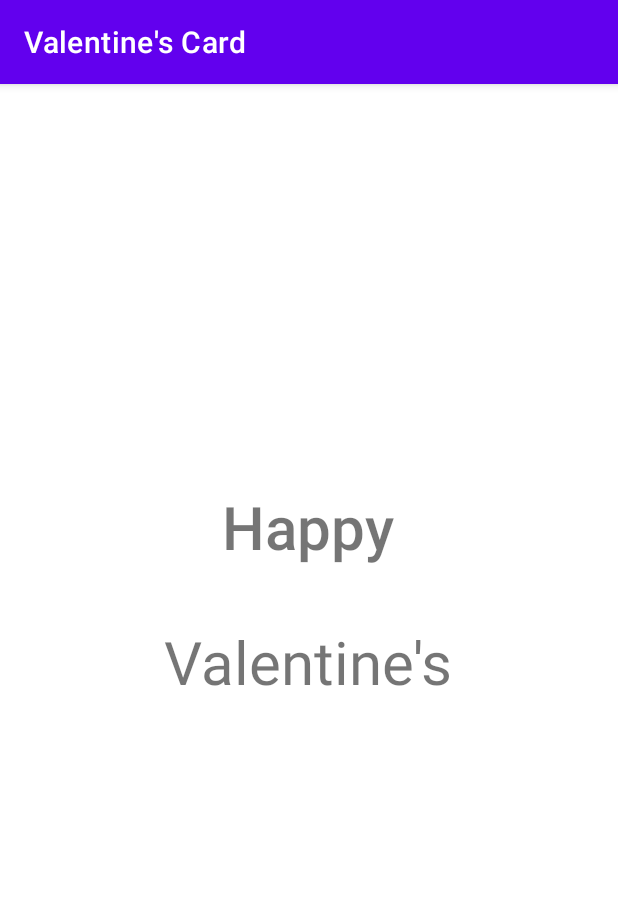
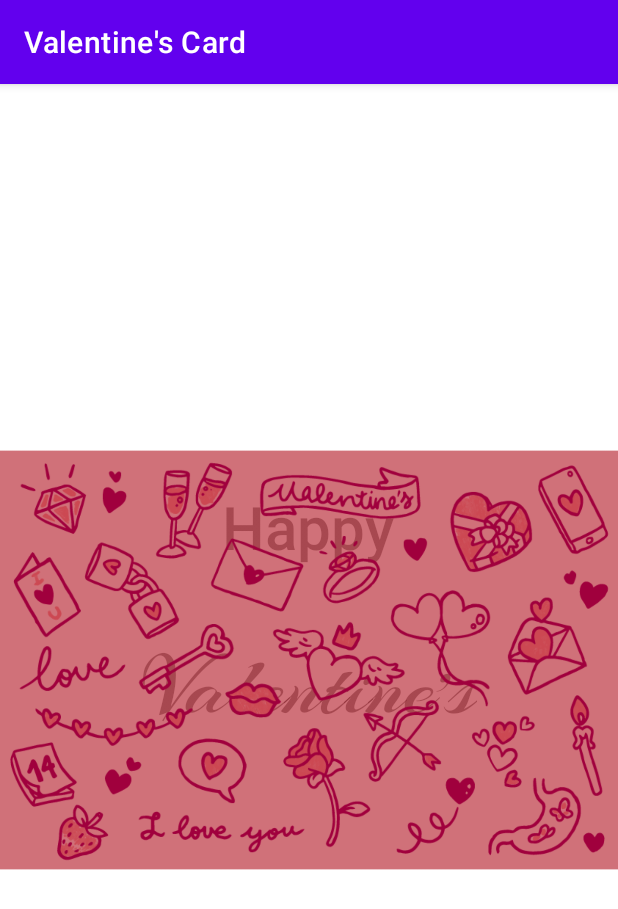
Before and after one commit to ikayz/valentines-card, an Android app: the screen it shows after launch (MainActivity), on a phone screen of 412 x 824 dp. Shown: the top 909 px of the screen. Run offline under Robolectric (Android 15) with nearby library versions, the phone set to English and light mode, and no system bars.

Commit message:
Add image view

```diff
--- a/app/src/main/res/layout/activity_main.xml
+++ b/app/src/main/res/layout/activity_main.xml
@@ -23,11 +23,20 @@
         android:id="@+id/textView2"
         android:layout_width="wrap_content"
         android:layout_height="wrap_content"
-        android:layout_marginBottom="356dp"
+        android:layout_marginBottom="328dp"
+        android:fontFamily="@font/arizonia"
         android:text="Valentine's"
-        android:textSize="40sp"
+        android:textSize="60sp"
         app:layout_constraintBottom_toBottomOf="parent"
         app:layout_constraintEnd_toEndOf="parent"
-        app:layout_constraintHorizontal_bias="0.498"
         app:layout_constraintStart_toStartOf="parent" />
+
+    <ImageView
+        android:id="@+id/imageView"
+        android:layout_width="wrap_content"
+        android:layout_height="wrap_content"
+        app:layout_constraintBottom_toBottomOf="parent"
+        app:layout_constraintEnd_toEndOf="parent"
+        app:layout_constraintTop_toTopOf="parent"
+        app:srcCompat="@drawable/valentine_s_bg" />
 </androidx.constraintlayout.widget.ConstraintLayout>
```
Also changed, not shown: app/src/main/res/font/arizonia.ttf (added).
